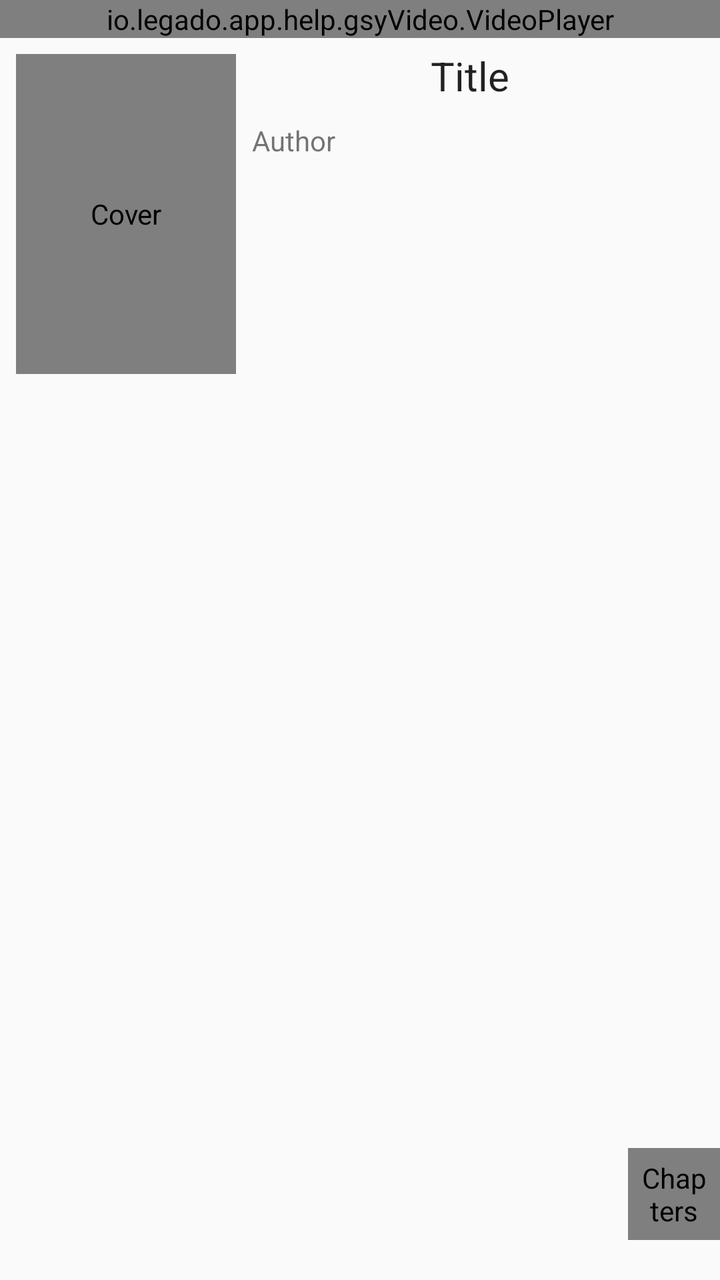
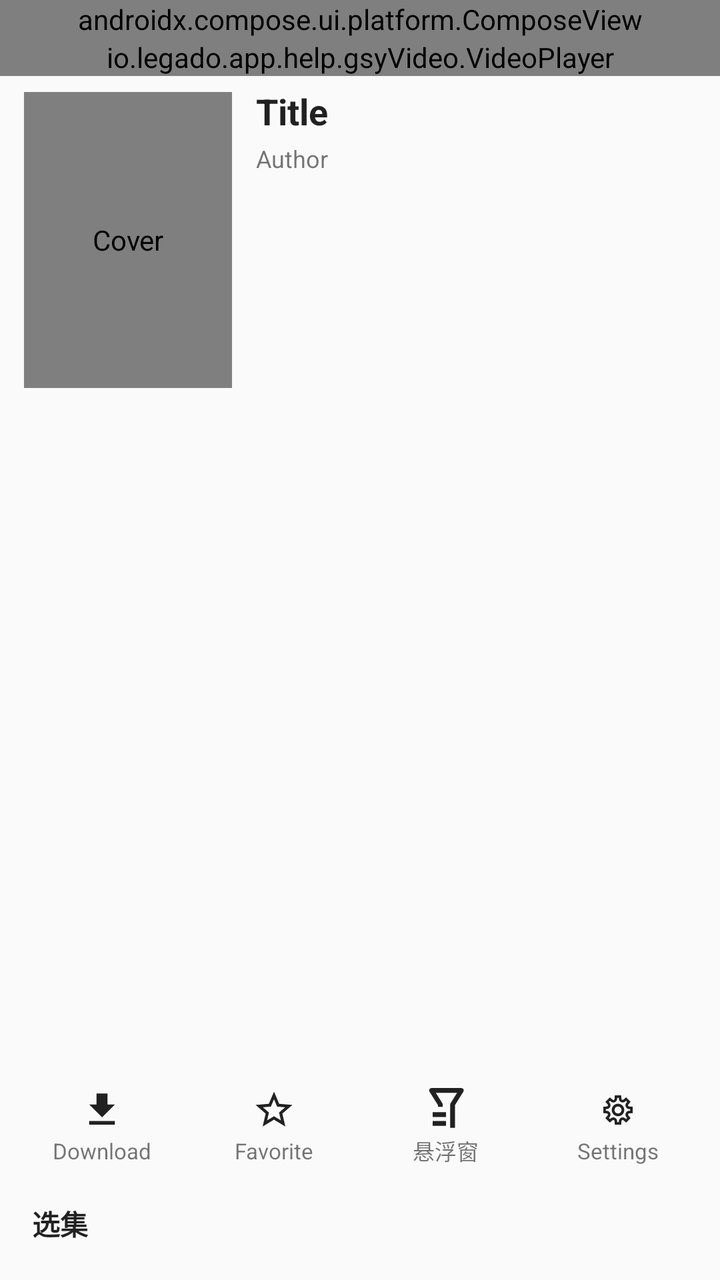

The first picture is an Android layout as it rendered before a commit; the second is the same layout after the commit. The layout source and the unified diff follow.
<!-- AndroidManifest.xml: application theme AppTheme.Light -->
<!-- res/layout/activity_video_player.xml -->
<?xml version="1.0" encoding="utf-8"?>
<FrameLayout xmlns:android="http://schemas.android.com/apk/res/android"
    xmlns:app="http://schemas.android.com/apk/res-auto"
    xmlns:tools="http://schemas.android.com/tools"
    android:layout_width="match_parent"
    android:layout_height="match_parent">

    
    <LinearLayout
        android:id="@+id/viewPagerContainer"
        android:layout_width="match_parent"
        android:layout_height="match_parent"
        android:orientation="vertical"
        android:visibility="gone">

        
        <androidx.compose.ui.platform.ComposeView
            android:id="@+id/compose_top_bar"
            android:layout_width="match_parent"
            android:layout_height="wrap_content" />

        <androidx.viewpager2.widget.ViewPager2
            android:id="@+id/viewPager"
            android:layout_width="match_parent"
            android:layout_height="0dp"
            android:layout_weight="1" />

    </LinearLayout>

    
    <LinearLayout
        android:id="@+id/legacyContainer"
        android:layout_width="match_parent"
        android:layout_height="match_parent"
        android:orientation="vertical">

    <io.legado.app.help.gsyVideo.VideoPlayer
        android:id="@+id/playerView"
        android:layout_width="match_parent"
        android:layout_height="wrap_content"
        tools:layout_height="300dp" />

    <LinearLayout
        android:id="@+id/data"
        android:layout_width="match_parent"
        android:layout_height="0dp"
        android:layout_margin="8dp"
        android:layout_weight="1"
        android:orientation="horizontal"
        android:paddingBottom="12dp">

        <io.legado.app.ui.widget.image.CoverImageView
            android:id="@+id/iv_cover"
            android:layout_width="110dp"
            android:layout_height="160dp"
            android:contentDescription="@string/img_cover"
            android:scaleType="centerCrop"
            android:src="@drawable/image_cover_default"
            tools:ignore="MissingConstraints" />

        <LinearLayout
            android:id="@+id/info"
            android:layout_width="0dp"
            android:layout_height="match_parent"
            android:layout_weight="1"
            android:orientation="vertical"
            tools:ignore="NestedWeights">

            <HorizontalScrollView
                android:layout_width="wrap_content"
                android:layout_height="wrap_content"
                android:layout_gravity="center"
                android:layout_marginBottom="12dp"
                android:scrollbars="none">

                <TextView
                    android:id="@+id/tv_name"
                    android:layout_width="wrap_content"
                    android:layout_height="wrap_content"
                    android:includeFontPadding="false"
                    android:singleLine="true"
                    android:text="@string/book_name"
                    android:textColor="@color/primaryText"
                    android:textSize="@dimen/text_20sp" />
            </HorizontalScrollView>

            <TextView
                android:id="@+id/tv_author"
                android:layout_width="wrap_content"
                android:layout_height="wrap_content"
                android:ellipsize="end"
                android:includeFontPadding="false"
                android:paddingStart="8dp"
                android:singleLine="true"
                android:text="@string/author"
                android:textColor="@color/tv_text_summary"
                android:textSize="@dimen/text_14sp"
                tools:ignore="RtlSymmetry" />

            <androidx.core.widget.NestedScrollView
                android:id="@+id/scroll_view_r"
                android:layout_width="match_parent"
                android:layout_height="match_parent">
                <FrameLayout
                    android:id="@+id/tv_intro_container"
                    android:layout_width="match_parent"
                    android:layout_height="wrap_content" />
            </androidx.core.widget.NestedScrollView>

        </LinearLayout>

    </LinearLayout>

    <LinearLayout
        android:id="@+id/chapters_container"
        android:layout_width="match_parent"
        android:layout_height="wrap_content"
        android:layout_marginBottom="20dp"
        android:gravity="center_vertical"
        android:orientation="vertical">

        <androidx.recyclerview.widget.RecyclerView
            android:id="@+id/volumes"
            android:layout_width="wrap_content"
            android:layout_height="wrap_content"
            android:orientation="horizontal"
            android:padding="4dp"
            app:layoutManager="androidx.recyclerview.widget.LinearLayoutManager" />

        <LinearLayout
            android:layout_width="match_parent"
            android:layout_height="wrap_content"
            android:gravity="center_vertical"
            android:orientation="horizontal">

            <androidx.recyclerview.widget.RecyclerView
                android:id="@+id/chapters"
                android:layout_width="0dp"
                android:layout_height="wrap_content"
                android:layout_weight="1"
                android:orientation="horizontal"
                android:padding="8dp"
                app:layoutManager="androidx.recyclerview.widget.LinearLayoutManager" />

            <io.legado.app.ui.widget.image.ImageButton
                android:id="@+id/iv_chapter"
                android:layout_width="46dp"
                android:layout_height="46dp"
                android:background="@drawable/selector_circle_btn_bg"
                android:contentDescription="@string/chapter_list"
                android:padding="5dp"
                android:src="@drawable/ic_chapter_list"
                app:tint="@color/primaryText" />

        </LinearLayout>

    </LinearLayout>

    </LinearLayout>

</FrameLayout>
<!-- resources referenced by this layout -->
<resources>
  <color name="primaryText">#de000000</color>
  <color name="tv_text_summary">#8A000000</color>
  <dimen name="text_14sp">14sp</dimen>
  <dimen name="text_20sp">20sp</dimen>
  <!-- drawable ic_chapter_list (drawable) -->
  <?xml version="1.0" encoding="utf-8"?>
  <vector xmlns:android="http://schemas.android.com/apk/res/android"
      android:width="24dp"
      android:height="24dp"
      android:viewportWidth="24"
      android:viewportHeight="24">
  
      <path
          android:fillColor="#595757"
          android:pathData="M20,7.046H4V5.522h16V7.046z" />
      <path
          android:fillColor="#595757"
          android:pathData="M20,10.855H4V9.334h16V10.855z" />
      <path
          android:fillColor="#595757"
          android:pathData="M20,14.666H4v-1.521h16V14.666z" />
      <path
          android:fillColor="#595757"
          android:pathData="M20,18.477H4v-1.523h16V18.477z" />
  </vector>
  <!-- drawable selector_circle_btn_bg (drawable) -->
  <?xml version="1.0" encoding="utf-8"?>
  <selector xmlns:android="http://schemas.android.com/apk/res/android">
      <item android:state_pressed="true" android:drawable="@drawable/shape_circle" />
  </selector>
  <string name="author">Author</string>
  <string name="book_name">Title</string>
  <string name="chapter_list">Chapters</string>
  <string name="img_cover">Cover</string>
  <style name="AppTheme.Light" parent="Base.AppTheme">
          <item name="actionBarStyle">@style/AppTheme.AppBarOverlay.Light</item>
      </style>
  <!-- drawable shape_circle (drawable) -->
  <?xml version="1.0" encoding="utf-8"?>
  <shape xmlns:android="http://schemas.android.com/apk/res/android"
      android:shape="oval">
  
      <solid android:color="#60666666" />
  
      <size
          android:width="120dp"
          android:height="120dp" />
  
  </shape>
  <style name="AppTheme.AppBarOverlay.Light" parent="ThemeOverlay.AppCompat.Light">
          <item name="colorAccent">@color/md_grey_900</item>
      </style>
  <color name="primary">@color/md_light_blue_800</color>
  <color name="primaryDark">@color/md_light_blue_900</color>
  <color name="accent">@color/md_pink_800</color>
  <style name="Style.PopupMenu" parent="Widget.AppCompat.PopupMenu">
          <item name="android:popupBackground">@drawable/bg_popup_menu</item>
      </style>
  <style name="Style.MenuItemText" parent="@android:style/TextAppearance.Widget.IconMenu.Item">
          <item name="android:textColor">@color/menu_color_default</item>
          <item name="android:textSize">16sp</item>
      </style>
  <color name="transparent">#00000000</color>
  <color name="md_grey_900">#212121</color>
  <color name="md_light_blue_800">#0277BD</color>
  <color name="md_light_blue_900">#01579B</color>
  <color name="md_pink_800">#AD1457</color>
  <color name="menu_color_default">#383838</color>
  <color name="background_menu">@color/md_grey_200</color>
  <color name="md_grey_200">#EEEEEE</color>
  <!-- unchanged entries left out for length: 3 -->
</resources>

<!-- the commit's change to res/layout/activity_video_player.xml (unified diff, before → after) -->
@@ -1,161 +1,319 @@
 <?xml version="1.0" encoding="utf-8"?>
-<FrameLayout xmlns:android="http://schemas.android.com/apk/res/android"
+<LinearLayout xmlns:android="http://schemas.android.com/apk/res/android"
     xmlns:app="http://schemas.android.com/apk/res-auto"
     xmlns:tools="http://schemas.android.com/tools"
     android:layout_width="match_parent"
-    android:layout_height="match_parent">
+    android:layout_height="match_parent"
+    android:orientation="vertical">
 
     
-    <LinearLayout
-        android:id="@+id/viewPagerContainer"
+    <androidx.compose.ui.platform.ComposeView
+        android:id="@+id/compose_top_bar"
         android:layout_width="match_parent"
-        android:layout_height="match_parent"
-        android:orientation="vertical"
-        android:visibility="gone">
-
-        
-        <androidx.compose.ui.platform.ComposeView
-            android:id="@+id/compose_top_bar"
-            android:layout_width="match_parent"
-            android:layout_height="wrap_content" />
-
-        <androidx.viewpager2.widget.ViewPager2
-            android:id="@+id/viewPager"
-            android:layout_width="match_parent"
-            android:layout_height="0dp"
-            android:layout_weight="1" />
-
-    </LinearLayout>
-
-    
-    <LinearLayout
-        android:id="@+id/legacyContainer"
-        android:layout_width="match_parent"
-        android:layout_height="match_parent"
-        android:orientation="vertical">
-
-    <io.legado.app.help.gsyVideo.VideoPlayer
-        android:id="@+id/playerView"
-        android:layout_width="match_parent"
-        android:layout_height="wrap_content"
-        tools:layout_height="300dp" />
-
-    <LinearLayout
-        android:id="@+id/data"
+        android:layout_height="wrap_content" />
+
+    <FrameLayout
+        android:id="@+id/layout_content"
         android:layout_width="match_parent"
         android:layout_height="0dp"
-        android:layout_margin="8dp"
-        android:layout_weight="1"
-        android:orientation="horizontal"
-        android:paddingBottom="12dp">
-
-        <io.legado.app.ui.widget.image.CoverImageView
-            android:id="@+id/iv_cover"
-            android:layout_width="110dp"
-            android:layout_height="160dp"
-            android:contentDescription="@string/img_cover"
-            android:scaleType="centerCrop"
-            android:src="@drawable/image_cover_default"
-            tools:ignore="MissingConstraints" />
-
+        android:layout_weight="1">
+
+        
         <LinearLayout
-            android:id="@+id/info"
-            android:layout_width="0dp"
+            android:id="@+id/viewPagerContainer"
+            android:layout_width="match_parent"
             android:layout_height="match_parent"
-            android:layout_weight="1"
             android:orientation="vertical"
-            tools:ignore="NestedWeights">
-
-            <HorizontalScrollView
-                android:layout_width="wrap_content"
+            android:visibility="gone">
+
+            <androidx.viewpager2.widget.ViewPager2
+                android:id="@+id/viewPager"
+                android:layout_width="match_parent"
+                android:layout_height="match_parent" />
+
+        </LinearLayout>
+
+        
+        <LinearLayout
+            android:id="@+id/legacyContainer"
+            android:layout_width="match_parent"
+            android:layout_height="match_parent"
+            android:orientation="vertical">
+
+            <io.legado.app.help.gsyVideo.VideoPlayer
+                android:id="@+id/playerView"
+                android:layout_width="match_parent"
                 android:layout_height="wrap_content"
-                android:layout_gravity="center"
-                android:layout_marginBottom="12dp"
-                android:scrollbars="none">
-
+                tools:layout_height="300dp" />
+
+            <LinearLayout
+                android:id="@+id/data"
+                android:layout_width="match_parent"
+                android:layout_height="0dp"
+                android:layout_marginStart="12dp"
+                android:layout_marginTop="8dp"
+                android:layout_marginEnd="12dp"
+                android:layout_weight="1"
+                android:orientation="horizontal">
+
+                <io.legado.app.ui.widget.image.CoverImageView
+                    android:id="@+id/iv_cover"
+                    android:layout_width="104dp"
+                    android:layout_height="148dp"
+                    android:contentDescription="@string/img_cover"
+                    android:scaleType="centerCrop"
+                    android:src="@drawable/image_cover_default" />
+
+                <LinearLayout
+                    android:id="@+id/info"
+                    android:layout_width="0dp"
+                    android:layout_height="match_parent"
+                    android:layout_marginStart="12dp"
+                    android:layout_weight="1"
+                    android:orientation="vertical">
+
+                    <TextView
+                        android:id="@+id/tv_name"
+                        android:layout_width="match_parent"
+                        android:layout_height="wrap_content"
+                        android:ellipsize="end"
+                        android:includeFontPadding="false"
+                        android:maxLines="2"
+                        android:text="@string/book_name"
+                        android:textColor="@color/primaryText"
+                        android:textSize="@dimen/text_18sp"
+                        android:textStyle="bold" />
+
+                    <LinearLayout
+                        android:layout_width="match_parent"
+                        android:layout_height="wrap_content"
+                        android:layout_marginTop="6dp"
+                        android:gravity="center_vertical"
+                        android:orientation="horizontal">
+
+                        <TextView
+                            android:id="@+id/tv_author"
+                            android:layout_width="0dp"
+                            android:layout_height="wrap_content"
+                            android:layout_weight="1"
+                            android:ellipsize="end"
+                            android:includeFontPadding="false"
+                            android:maxLines="1"
+                            android:text="@string/author"
+                            android:textColor="@color/tv_text_summary"
+                            android:textSize="@dimen/text_12sp" />
+
+                        
+                        <TextView
+                            android:id="@+id/tv_next_film"
+                            android:layout_width="wrap_content"
+                            android:layout_height="wrap_content"
+                            android:background="?attr/selectableItemBackground"
+                            android:contentDescription="@string/play_next_film"
+                            android:paddingStart="10dp"
+                            android:paddingTop="4dp"
+                            android:paddingEnd="4dp"
+                            android:paddingBottom="4dp"
+                            android:singleLine="true"
+                            android:text="@string/play_next_film"
+                            android:textColor="@color/primaryText"
+                            android:textSize="@dimen/text_12sp"
+                            android:visibility="gone" />
+                    </LinearLayout>
+
+                    <androidx.core.widget.NestedScrollView
+                        android:id="@+id/scroll_view_r"
+                        android:layout_width="match_parent"
+                        android:layout_height="0dp"
+                        android:layout_marginTop="8dp"
+                        android:layout_weight="1"
+                        android:scrollbars="none">
+                        <FrameLayout
+                            android:id="@+id/tv_intro_container"
+                            android:layout_width="match_parent"
+                            android:layout_height="wrap_content" />
+                    </androidx.core.widget.NestedScrollView>
+
+                </LinearLayout>
+
+            </LinearLayout>
+
+            
+            <LinearLayout
+                android:id="@+id/legacy_actions"
+                android:layout_width="match_parent"
+                android:layout_height="60dp"
+                android:layout_marginStart="8dp"
+                android:layout_marginTop="4dp"
+                android:layout_marginEnd="8dp"
+                android:gravity="center_vertical"
+                android:orientation="horizontal">
+
+                <LinearLayout
+                    android:id="@+id/action_download"
+                    android:layout_width="0dp"
+                    android:layout_height="match_parent"
+                    android:layout_weight="1"
+                    android:background="?attr/selectableItemBackgroundBorderless"
+                    android:gravity="center"
+                    android:orientation="vertical">
+
+                    <ImageView
+                        android:layout_width="22dp"
+                        android:layout_height="22dp"
+                        android:contentDescription="@string/action_download"
+                        android:src="@drawable/ic_download"
+                        app:tint="@color/primaryText" />
+
+                    <TextView
+                        android:layout_width="wrap_content"
+                        android:layout_height="wrap_content"
+                        android:layout_marginTop="2dp"
+                        android:text="@string/action_download"
+                        android:textColor="@color/tv_text_summary"
+                        android:textSize="@dimen/text_11sp" />
+                </LinearLayout>
+
+                <LinearLayout
+                    android:id="@+id/action_star"
+                    android:layout_width="0dp"
+                    android:layout_height="match_parent"
+                    android:layout_weight="1"
+                    android:background="?attr/selectableItemBackgroundBorderless"
+                    android:gravity="center"
+                    android:orientation="vertical">
+
+                    <ImageView
+                        android:id="@+id/iv_action_star"
+                        android:layout_width="22dp"
+                        android:layout_height="22dp"
+                        android:contentDescription="@string/favorite"
+                        android:src="@drawable/ic_star_border"
+                        app:tint="@color/primaryText" />
+
+                    <TextView
+                        android:id="@+id/tv_action_star"
+                        android:layout_width="wrap_content"
+                        android:layout_height="wrap_content"
+                        android:layout_marginTop="2dp"
+                        android:text="@string/favorite"
+                        android:textColor="@color/tv_text_summary"
+                        android:textSize="@dimen/text_11sp" />
+                </LinearLayout>
+
+                <LinearLayout
+                    android:id="@+id/action_float"
+                    android:layout_width="0dp"
+                    android:layout_height="match_parent"
+                    android:layout_weight="1"
+                    android:background="?attr/selectableItemBackgroundBorderless"
+                    android:gravity="center"
+                    android:orientation="vertical">
+
+                    <ImageView
+                        android:layout_width="22dp"
+                        android:layout_height="22dp"
+                        android:contentDescription="@string/float_window"
+                        android:src="@drawable/ic_screen"
+                        app:tint="@color/primaryText" />
+
+                    <TextView
+                        android:layout_width="wrap_content"
+                        android:layout_height="wrap_content"
+                        android:layout_marginTop="2dp"
+                        android:text="@string/float_window"
+                        android:textColor="@color/tv_text_summary"
+                        android:textSize="@dimen/text_11sp" />
+                </LinearLayout>
+
+                <LinearLayout
+                    android:id="@+id/action_settings"
+                    android:layout_width="0dp"
+                    android:layout_height="match_parent"
+                    android:layout_weight="1"
+                    android:background="?attr/selectableItemBackgroundBorderless"
+                    android:gravity="center"
+                    android:orientation="vertical">
+
+                    <ImageView
+                        android:layout_width="22dp"
+                        android:layout_height="22dp"
+                        android:contentDescription="@string/setting"
+                        android:src="@drawable/ic_settings"
+                        app:tint="@color/primaryText" />
+
+                    <TextView
+                        android:layout_width="wrap_content"
+                        android:layout_height="wrap_content"
+                        android:layout_marginTop="2dp"
+                        android:text="@string/setting"
+                        android:textColor="@color/tv_text_summary"
+                        android:textSize="@dimen/text_11sp" />
+                </LinearLayout>
+
+            </LinearLayout>
+
+            <LinearLayout
+                android:id="@+id/chapters_container"
+                android:layout_width="match_parent"
+                android:layout_height="wrap_content"
+                android:layout_marginBottom="8dp"
+                android:orientation="vertical">
+
+                
                 <TextView
-                    android:id="@+id/tv_name"
+                    android:id="@+id/tv_route_label"
                     android:layout_width="wrap_content"
                     android:layout_height="wrap_content"
-                    android:includeFontPadding="false"
-                    android:singleLine="true"
-                    android:text="@string/book_name"
+                    android:paddingStart="16dp"
+                    android:paddingTop="4dp"
+                    android:paddingBottom="2dp"
+                    android:text="@string/video_section_routes"
                     android:textColor="@color/primaryText"
-                    android:textSize="@dimen/text_20sp" />
-            </HorizontalScrollView>
-
-            <TextView
-                android:id="@+id/tv_author"
-                android:layout_width="wrap_content"
-                android:layout_height="wrap_content"
-                android:ellipsize="end"
-                android:includeFontPadding="false"
-                android:paddingStart="8dp"
-                android:singleLine="true"
-                android:text="@string/author"
-                android:textColor="@color/tv_text_summary"
-                android:textSize="@dimen/text_14sp"
-                tools:ignore="RtlSymmetry" />
-
-            <androidx.core.widget.NestedScrollView
-                android:id="@+id/scroll_view_r"
-                android:layout_width="match_parent"
-                android:layout_height="match_parent">
-                <FrameLayout
-                    android:id="@+id/tv_intro_container"
+                    android:textSize="@dimen/text_14sp"
+                    android:textStyle="bold"
+                    android:visibility="gone" />
+
+                <androidx.recyclerview.widget.RecyclerView
+                    android:id="@+id/volumes"
                     android:layout_width="match_parent"
-                    android:layout_height="wrap_content" />
-            </androidx.core.widget.NestedScrollView>
+                    android:layout_height="wrap_content"
+                    android:clipToPadding="false"
+                    android:orientation="horizontal"
+                    android:paddingStart="12dp"
+                    android:paddingTop="2dp"
+                    android:paddingEnd="12dp"
+                    android:paddingBottom="2dp"
+                    app:layoutManager="androidx.recyclerview.widget.LinearLayoutManager" />
+
+                <TextView
+                    android:id="@+id/tv_episode_label"
+                    android:layout_width="wrap_content"
+                    android:layout_height="wrap_content"
+                    android:paddingStart="16dp"
+                    android:paddingTop="4dp"
+                    android:paddingBottom="2dp"
+                    android:text="@string/video_section_episodes"
+                    android:textColor="@color/primaryText"
+                    android:textSize="@dimen/text_14sp"
+                    android:textStyle="bold" />
+
+                <androidx.recyclerview.widget.RecyclerView
+                    android:id="@+id/chapters"
+                    android:layout_width="match_parent"
+                    android:layout_height="wrap_content"
+                    android:clipToPadding="false"
+                    android:orientation="horizontal"
+                    android:paddingStart="12dp"
+                    android:paddingTop="2dp"
+                    android:paddingEnd="12dp"
+                    android:paddingBottom="6dp"
+                    app:layoutManager="androidx.recyclerview.widget.LinearLayoutManager" />
+
+            </LinearLayout>
 
         </LinearLayout>
 
-    </LinearLayout>
-
-    <LinearLayout
-        android:id="@+id/chapters_container"
-        android:layout_width="match_parent"
-        android:layout_height="wrap_content"
-        android:layout_marginBottom="20dp"
-        android:gravity="center_vertical"
-        android:orientation="vertical">
-
-        <androidx.recyclerview.widget.RecyclerView
-            android:id="@+id/volumes"
-            android:layout_width="wrap_content"
-            android:layout_height="wrap_content"
-            android:orientation="horizontal"
-            android:padding="4dp"
-            app:layoutManager="androidx.recyclerview.widget.LinearLayoutManager" />
-
-        <LinearLayout
-            android:layout_width="match_parent"
-            android:layout_height="wrap_content"
-            android:gravity="center_vertical"
-            android:orientation="horizontal">
-
-            <androidx.recyclerview.widget.RecyclerView
-                android:id="@+id/chapters"
-                android:layout_width="0dp"
-                android:layout_height="wrap_content"
-                android:layout_weight="1"
-                android:orientation="horizontal"
-                android:padding="8dp"
-                app:layoutManager="androidx.recyclerview.widget.LinearLayoutManager" />
-
-            <io.legado.app.ui.widget.image.ImageButton
-                android:id="@+id/iv_chapter"
-                android:layout_width="46dp"
-                android:layout_height="46dp"
-                android:background="@drawable/selector_circle_btn_bg"
-                android:contentDescription="@string/chapter_list"
-                android:padding="5dp"
-                android:src="@drawable/ic_chapter_list"
-                app:tint="@color/primaryText" />
-
-        </LinearLayout>
-
-    </LinearLayout>
-
-    </LinearLayout>
-
-</FrameLayout>
+    </FrameLayout>
+
+</LinearLayout>
<!-- resource entries referenced after the edit -->
@@ -2,53 +2,56 @@
 <resources>
   <color name="primaryText">#de000000</color>
   <color name="tv_text_summary">#8A000000</color>
+  <dimen name="text_11sp">11sp</dimen>
+  <dimen name="text_12sp">12sp</dimen>
   <dimen name="text_14sp">14sp</dimen>
-  <dimen name="text_20sp">20sp</dimen>
-  <!-- drawable ic_chapter_list (drawable) -->
+  <dimen name="text_18sp">18sp</dimen>
+  <!-- drawable ic_download (drawable) -->
+  <vector xmlns:android="http://schemas.android.com/apk/res/android"
+      android:width="24dp"
+      android:height="24dp"
+      android:viewportWidth="24.0"
+      android:viewportHeight="24.0">
+      <path
+          android:fillColor="#FFFFFFFF"
+          android:pathData="M19,9h-4V3H9v6H5l7,7 7,-7zM5,18v2h14v-2H5z" />
+  </vector>
+  <!-- drawable ic_screen (drawable) -->
   <?xml version="1.0" encoding="utf-8"?>
   <vector xmlns:android="http://schemas.android.com/apk/res/android"
       android:width="24dp"
       android:height="24dp"
-      android:viewportWidth="24"
-      android:viewportHeight="24">
+      android:viewportWidth="1024"
+      android:viewportHeight="1024">
   
       <path
-          android:fillColor="#595757"
-          android:pathData="M20,7.046H4V5.522h16V7.046z" />
+          android:fillColor="#FFFFFF"
+          android:pathData="M512 720.457143v-109.714286H201.216v109.714286H512z m0 204.8v-109.714286H201.216v109.714286H512zM324.754286 445.147429v40.886857h109.714285V429.348571a54.857143 54.857143 0 0 0-8.411428-29.110857L273.846857 157.257143h497.444572l-152.137143 242.980571a54.857143 54.857143 0 0 0-8.411429 29.110857v542.72h109.714286V445.074286l196.461714-313.636572A54.857143 54.857143 0 0 0 870.4 47.542857H174.811429a54.857143 54.857143 0 0 0-46.518858 83.968l196.388572 313.636572z" />
+  </vector>
+  <!-- drawable ic_settings: vector/xml drawable (drawable, 2724 chars, omitted) -->
+  <!-- drawable ic_star_border (drawable) -->
+  <vector xmlns:android="http://schemas.android.com/apk/res/android"
+      android:width="24dp"
+      android:height="24dp"
+      android:viewportWidth="24.0"
+      android:viewportHeight="24.0">
       <path
-          android:fillColor="#595757"
-          android:pathData="M20,10.855H4V9.334h16V10.855z" />
-      <path
-          android:fillColor="#595757"
-          android:pathData="M20,14.666H4v-1.521h16V14.666z" />
-      <path
-          android:fillColor="#595757"
-          android:pathData="M20,18.477H4v-1.523h16V18.477z" />
+          android:fillColor="#FF000000"
+          android:pathData="M22,9.24l-7.19,-0.62L12,2 9.19,8.63 2,9.24l5.46,4.73L5.82,21 12,17.27 18.18,21l-1.63,-7.03L22,9.24zM12,15.4l-3.76,2.27 1,-4.28 -3.32,-2.88 4.38,-0.38L12,6.1l1.71,4.04 4.38,0.38 -3.32,2.88 1,4.28L12,15.4z" />
   </vector>
-  <!-- drawable selector_circle_btn_bg (drawable) -->
-  <?xml version="1.0" encoding="utf-8"?>
-  <selector xmlns:android="http://schemas.android.com/apk/res/android">
-      <item android:state_pressed="true" android:drawable="@drawable/shape_circle" />
-  </selector>
+  <string name="action_download">Download</string>
   <string name="author">Author</string>
   <string name="book_name">Title</string>
-  <string name="chapter_list">Chapters</string>
+  <string name="favorite">Favorite</string>
+  <string name="float_window">悬浮窗</string>
   <string name="img_cover">Cover</string>
+  <string name="play_next_film">下一部 ▶</string>
+  <string name="setting">Settings</string>
+  <string name="video_section_episodes">选集</string>
+  <string name="video_section_routes">线路</string>
   <style name="AppTheme.Light" parent="Base.AppTheme">
           <item name="actionBarStyle">@style/AppTheme.AppBarOverlay.Light</item>
       </style>
-  <!-- drawable shape_circle (drawable) -->
-  <?xml version="1.0" encoding="utf-8"?>
-  <shape xmlns:android="http://schemas.android.com/apk/res/android"
-      android:shape="oval">
-  
-      <solid android:color="#60666666" />
-  
-      <size
-          android:width="120dp"
-          android:height="120dp" />
-  
-  </shape>
   <style name="AppTheme.AppBarOverlay.Light" parent="ThemeOverlay.AppCompat.Light">
           <item name="colorAccent">@color/md_grey_900</item>
       </style>
